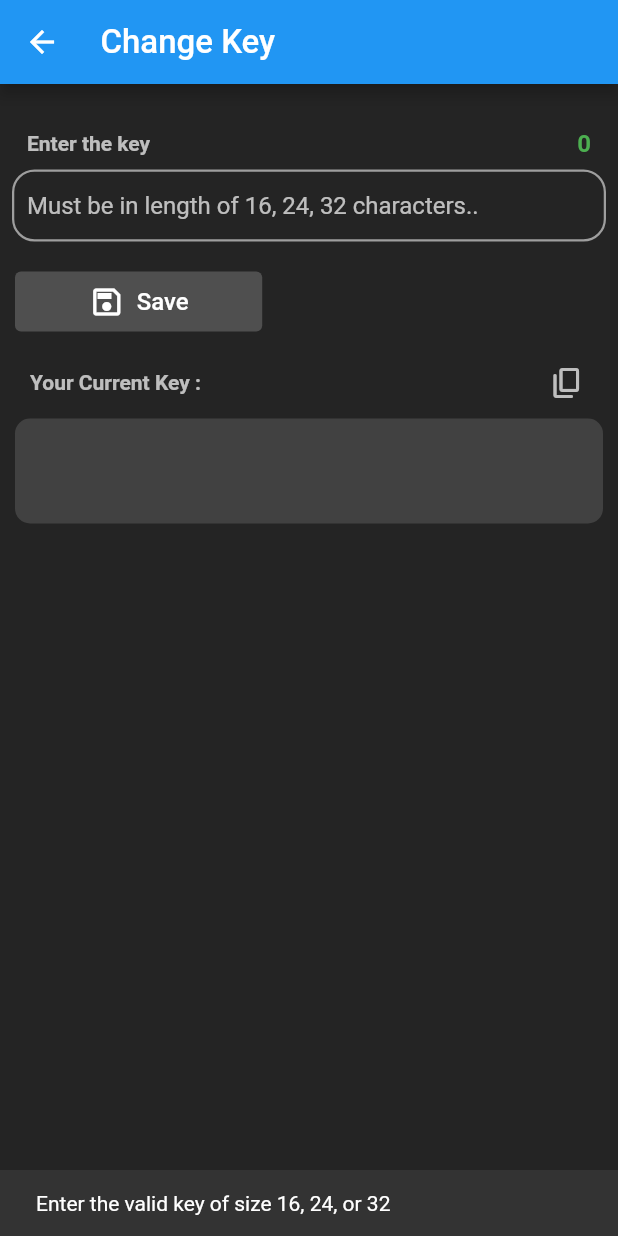
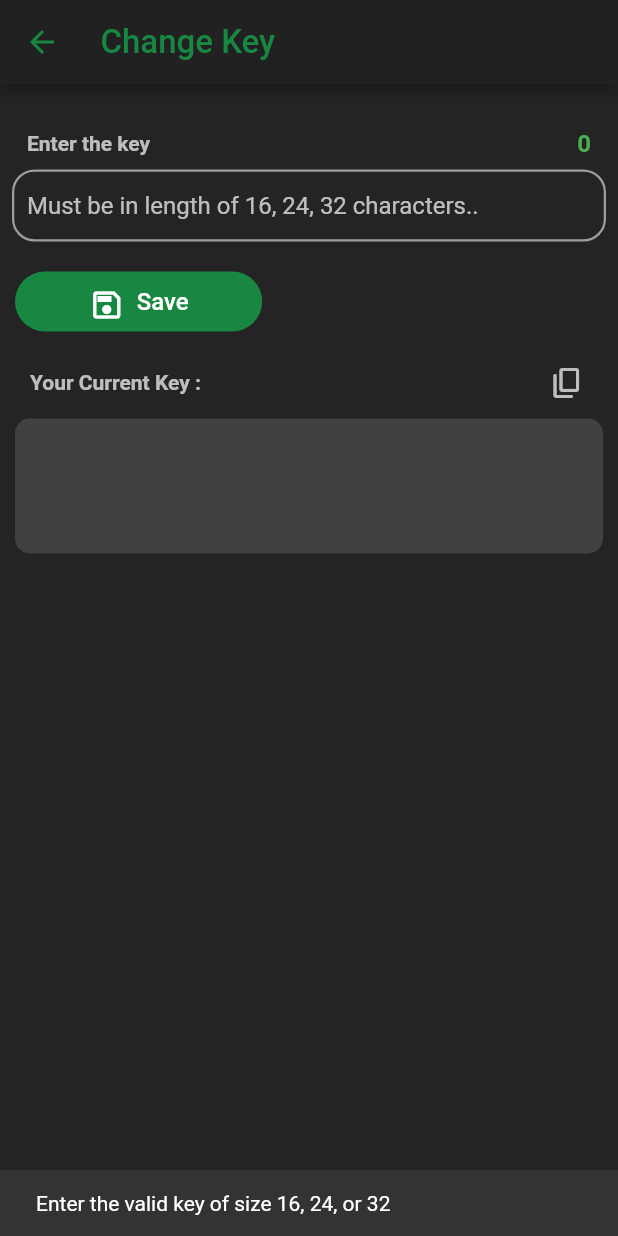
Before and after one commit to Shubham-Hadgal/Cryp-Talk-Project-Firebase, a Flutter app: the ChangeKey screen opened directly, after a tap on "Save", on a phone screen of 412 x 824 dp. Run offline on Flutter 3.47's test engine with Material 2 defaults, Android fonts, the phone set to English and light mode, and no system bars; our stand-ins replace cloud_firestore, firebase_auth, firebase_core, firebase_messaging, firebase_storage, flutter_local_notifications and 5 more; missing offline and left inert: encrypt; accounts and stored records are empty.

Commit message:
Now you can save unique key for every user, some minor UI changes

```diff
--- a/lib/utilities/change_key.dart
+++ b/lib/utilities/change_key.dart
@@ -2,16 +2,23 @@ import 'package:flutter/material.dart';
 import 'package:shared_preferences/shared_preferences.dart';
 import 'package:flutter/services.dart';
 
+import '../constants/color_constants.dart';
+
 class Keys {
   static String _key = '';
+  static String _mapKey = '';
+
+  static setMapKey(String mk) {
+    _mapKey = mk;
+  }
 
   static String getKey() {
-    _ChangeKeyState()._read();
+    _ChangeKeyState()._read(_mapKey);
     return _key;
   }
 
   static setKey(String key) {
-    _ChangeKeyState()._save(key);
+    _ChangeKeyState()._save(_mapKey, key);
   }
 }
 
@@ -33,18 +40,20 @@ class _ChangeKeyState extends State<ChangeKey> {
     });
   }
 
-  _read() async {
+  _read(String mapKey) async {
     final prefs = await SharedPreferences.getInstance();
-    const key = 'aesKey';
+    String key = mapKey;
     final value = prefs.getString(key) ?? 'Please set the Key';
     Keys._key = value;
+    Keys._mapKey = key;
   }
 
-  _save(String secretKey) async {
+  _save(String mapKey, String secretKey) async {
     final prefs = await SharedPreferences.getInstance();
-    const key = 'aesKey';
+    String key = mapKey;
     final value = secretKey;
     prefs.setString(key, value);
+    Keys._mapKey = key;
     Keys._key = value;
   }
 
@@ -105,7 +114,7 @@ class _ChangeKeyState extends State<ChangeKey> {
                 focusedBorder: OutlineInputBorder(
                   gapPadding: 0.0,
                   borderRadius: BorderRadius.circular(15),
-                  borderSide: BorderSide(color: Colors.blueAccent, width: 1.5),
+                  borderSide: BorderSide(color: Colors.green, width: 1.5),
                 ),
               ),
             ),
@@ -122,26 +131,26 @@ class _ChangeKeyState extends State<ChangeKey> {
                 textEditingController1.text.length == 24 ||
                 textEditingController1.text.length == 32) {
               print(Keys._key);
-              await _save(textEditingController1.text);
+              await _save(Keys._mapKey, textEditingController1.text);
               setState(() {});
               print(Keys._key);
             } else {
               _showToast(context);
             }
           },
-          icon: Icon(Icons.save_outlined),
+          icon: Icon(Icons.save_outlined, color: Colors.white),
           label: Text(
             'Save',
             style: TextStyle(
               fontSize: 16.0,
+              color: Colors.white
             ),
           ),
           style: ButtonStyle(
-            foregroundColor: MaterialStateProperty.all<Color>(
-              const Color(0xFFFFFFFF),
-            ),
-            backgroundColor: MaterialStateProperty.all<Color>(
-              const Color(0xFF4F4F4F),
+            backgroundColor: MaterialStateProperty.all<Color>(ColorConstants.primaryColor),
+            shape: MaterialStateProperty.all(RoundedRectangleBorder(borderRadius: BorderRadius.circular(30.0))),
+            padding: MaterialStateProperty.all<EdgeInsets>(
+              const EdgeInsets.fromLTRB(30, 10, 30, 10),
             ),
           ),
         ),
@@ -168,7 +177,7 @@ class _ChangeKeyState extends State<ChangeKey> {
             ],
           ),
           SizedBox(
-            height: 70,
+            height: 90,
             width: width / 0.7,
             child: Container(
               decoration: BoxDecoration(
@@ -186,16 +195,21 @@ class _ChangeKeyState extends State<ChangeKey> {
     return Scaffold(
       backgroundColor: Color(0xFF242424),
       appBar: AppBar(
+        iconTheme: const IconThemeData(
+          color: ColorConstants.primaryColor,
+        ),
         title: Container(
           padding: const EdgeInsets.only(left: 10.0),
           child: const Text(
             'Change Key',
             style: TextStyle(
               fontSize: 22.0,
+              color: ColorConstants.primaryColor,
             ),
           ),
         ),
         titleSpacing: 1.0,
+        backgroundColor: Colors.grey[900],
       ),
       body: SingleChildScrollView(
         child: Stack(
--- a/lib/utilities/encrypt_decrypt.dart
+++ b/lib/utilities/encrypt_decrypt.dart
@@ -4,7 +4,6 @@ import 'change_key.dart';
 class EncryptionDecryption{
   static Encrypted? encrypted ;
   static var decrypted = '';
-
   static String _secretKey = '';
 
   static loadKey() {
```
Also changed, not shown: lib/screens/chat_page.dart (+19 -2 lines), lib/screens/full_photo_page.dart (+4 -4 lines), lib/screens/home_page.dart (+7 -1 lines), lib/screens/settings_page.dart (+6 -9 lines).
